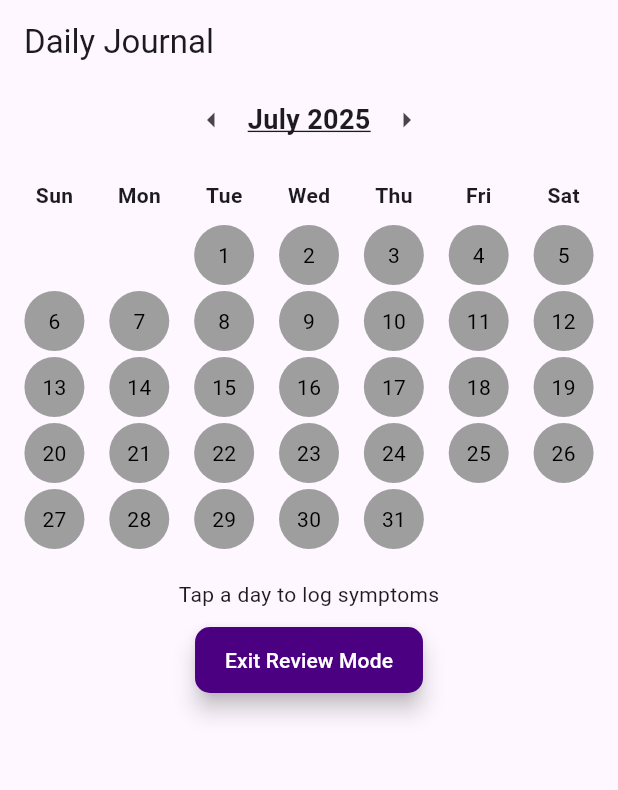
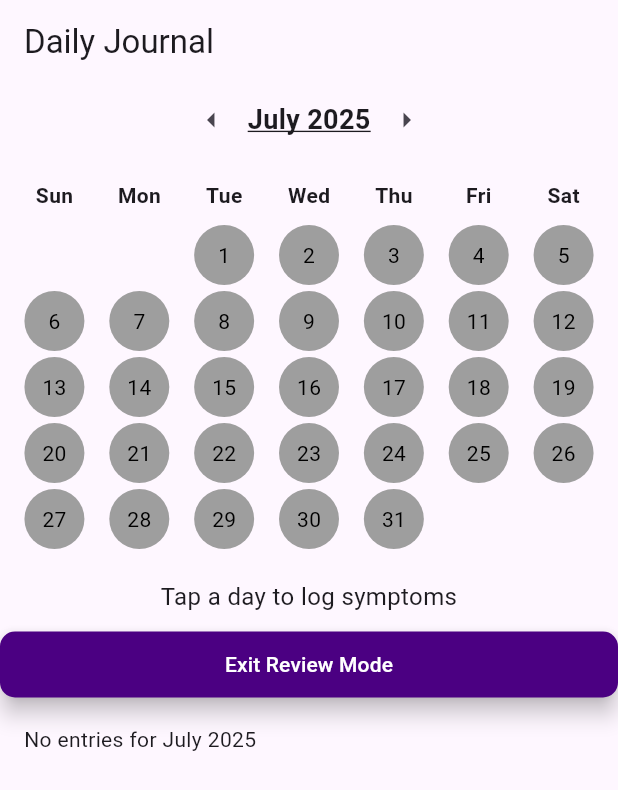
Before and after one commit to MrChido/MCTA, a Flutter app: the screen it shows after launch, after a tap on the "arrow left" icon, after a tap on the "arrow right" icon, after a tap on "Review Entries", on a phone screen of 412 x 824 dp. Shown: the top 790 px of the screen. Run offline on Flutter 3.47's test engine with Material 3 defaults, Android fonts, the phone set to English and light mode, and no system bars; our stand-ins replace sqflite, sqflite_common_ffi; accounts and stored records are empty.

Commit message:
Added weight, presented review cards for the database entries with concessions

```diff
--- a/lib/Widgs/data_review.dart
+++ b/lib/Widgs/data_review.dart
@@ -1,4 +1,3 @@
-import 'package:flutter/cupertino.dart';
 import 'package:melzers_symptom_tracker/services/database_helper.dart';
 
 int monthNameToNumber(String monthName) {
--- /dev/null
+++ b/lib/main.dart
@@ -0,0 +1,314 @@
+import 'package:flutter/material.dart';
+import 'services/database_helper.dart';
+import 'package:sqflite_common_ffi/sqflite_ffi.dart';
+import 'entry_screen.dart';
+import 'package:intl/intl.dart';
+import 'Utilities/date_util.dart';
+//While color_util.dart doesnt affect this file directly, it is piggybacking off of
+//the one below affecting this file.
+import 'Widgs/calendar_widg.dart';
+//This allows main.dart to access information found in the data_review document to
+//display the pertnent information in the correct spot
+import 'dart:convert';
+
+void main() {
+  databaseFactory = databaseFactoryFfi;
+  runApp((SymptomTrackerApp()));
+}
+
+typedef DayTapCallback = void Function(int day);
+
+class SymptomTrackerApp extends StatelessWidget {
+  @override
+  Widget build(BuildContext context) {
+    return MaterialApp(
+      title: 'Symptom Tracker',
+      theme: ThemeData(primarySwatch: Colors.teal),
+      home: CalendarScreen(),
+    );
+  }
+}
+
+class CalendarScreen extends StatefulWidget {
+  @override
+  State<CalendarScreen> createState() => _CalendarScreenState();
+}
+
+//ensuring any jason markers do not get displayed
+List<dynamic> safeDecodeList(String? source) {
+  if (source == null || source.trim().isEmpty) return [];
+  try {
+    final decoded = jsonDecode(source);
+    return decoded is List ? decoded : [];
+  } catch (e) {
+    return [];
+  }
+}
+
+String removeBacksLashes(String? raw) {
+  if (raw == null || raw.trim().isEmpty) return 'N/A';
+
+  return raw.replaceAll('\\', '').trim();
+}
+
+class _CalendarScreenState extends State<CalendarScreen> {
+  DateTime currentMonth = DateTime.now(); //asking the device the year and month
+  Map<int, int> entriesPerDay = {};
+  bool isReviewMode = false;
+  List<int> reviewedDays = [];
+
+  @override
+  void initState() {
+    super.initState();
+    loadEntries();
+    loadReviewedDays();
+    _syncToCurrentMonthIfNeeded();
+  }
+
+  //setting up automatic advance of the calendar.
+  void _syncToCurrentMonthIfNeeded() {
+    final now = DateUtilHelper.getCurrentMonth();
+    if (!DateUtilHelper.isSameMonth(currentMonth, now)) {
+      setState(() {
+        currentMonth = DateTime(now.year, now.month);
+        entriesPerDay.clear();
+        loadEntries();
+        if (isReviewMode) loadReviewedDays();
+      });
+    }
+  }
+
+  void loadReviewedDays() async {
+    final dbHelper = DatabaseHelper();
+    final int selectedYear = currentMonth.year;
+    final int selectedMonth = currentMonth.month;
+
+    final entryDays =
+        await dbHelper.getDaysWithEntries(selectedYear, selectedMonth);
+    setState(() {
+      reviewedDays = entryDays;
+    });
+  }
+
+  void loadEntries() async {
+    final dbHelper = DatabaseHelper();
+    final db = await dbHelper.database;
+
+    final String yearStr = currentMonth.year.toString();
+    final String monthStr = currentMonth.month.toString().padLeft(2, '0');
+
+    final result = await db.rawQuery(
+      '''SELECT timestamp FROM entries WHERE strftime('%Y', timestamp) = ? AND strftime('%m', timestamp) = ?''',
+      [yearStr, monthStr],
+    );
+
+    final Map<int, int> tempMap = {};
+    for (final row in result) {
+      final ts = DateTime.parse(
+          row['timestamp'] as String); //defining the 'timestamp' as a string
+      final day = ts.day;
+      tempMap[day] = (tempMap[day] ?? 0) + 1;
+    }
+    setState(() {
+      entriesPerDay = tempMap;
+    });
+  }
+
+  Future<void> _onDayTapped(int day) async {
+    final didAddEntry = await Navigator.push<bool>(
+      context,
+      MaterialPageRoute(
+        builder: (_) => EntryScreen(
+          day: day,
+          updateEntryCount: (d) => _onDayTapped(d),
+        ),
+      ),
+    );
+    if (didAddEntry == true) {
+      setState(() {
+        entriesPerDay[day] = (entriesPerDay[day] ?? 0) + 1;
+      });
+    }
+  }
+
+  @override // this is what the user opens up to
+  Widget build(BuildContext context) {
+    return Scaffold(
+        appBar: AppBar(title: Text('Daily Journal')),
+        body: SingleChildScrollView(
+          child: Column(
+            crossAxisAlignment: CrossAxisAlignment.stretch,
+            children: [
+              Row(
+                mainAxisAlignment: MainAxisAlignment.center,
+                children: [
+                  IconButton(
+                      icon: Icon(Icons.arrow_left),
+                      onPressed: () async {
+                        setState(() {
+                          currentMonth = DateTime(
+                              currentMonth.year, currentMonth.month - 1);
+                          entriesPerDay.clear();
+                          reviewedDays.clear();
+                          isReviewMode = false;
+                        });
+                        loadEntries();
+
+                        if (isReviewMode) {
+                          loadReviewedDays();
+                        }
+                      }),
+                  //changed the Month and Year declaration to a clickable, this way the user can jump between months and years
+                  //at a greater distance than one month at a time.
+                  GestureDetector(
+                    onTap: () async {
+                      final picked = await showDatePicker(
+                        context: context,
+                        initialDate: currentMonth,
+                        firstDate: DateTime(2000),
+                        lastDate: DateTime.now().add(Duration(days: 365 * 5)),
+                        initialDatePickerMode: DatePickerMode.year,
+                      );
+
+                      if (picked != null) {
+                        setState(() {
+                          currentMonth = DateTime(picked.year, picked.month);
+                          entriesPerDay.clear();
+                          reviewedDays.clear();
+                          isReviewMode = false;
+                        });
+                        loadEntries();
+                      }
+                    },
+                    child: Text(
+                      DateFormat.yMMMM().format(currentMonth),
+                      style: TextStyle(
+                        fontSize: 18,
+                        fontWeight: FontWeight.bold,
+                        decoration: TextDecoration.underline,
+                      ),
+                    ),
+                  ),
+                  IconButton(
+                    icon: Icon(Icons.arrow_right),
+                    onPressed: () async {
+                      setState(() {
+                        currentMonth =
+                            DateTime(currentMonth.year, currentMonth.month + 1);
+                        entriesPerDay.clear();
+                        reviewedDays.clear();
+                        isReviewMode = false;
+                        loadEntries();
+                      });
+                    },
+                  ),
+                ],
+              ),
+              SizedBox(height: 8),
+              CalendarWidget(
+                currentMonth: currentMonth,
+                firstWeekday:
+                    DateTime(currentMonth.year, currentMonth.month, 1).weekday,
+                daysInMonth:
+                    DateTime(currentMonth.year, currentMonth.month + 1, 0).day,
+                entriesPerDay: entriesPerDay,
+                reviewedDays: reviewedDays,
+                isReviewMode: isReviewMode,
+                onDayTapped: _onDayTapped,
+              ),
+              Padding(
+                padding: EdgeInsets.symmetric(vertical: 10),
+                child: Text(
+                  'Tap a day to log symptoms',
+                  textAlign: TextAlign.center,
+                  style: TextStyle(fontSize: 16),
+                ),
+              ),
+              ElevatedButton(
+                onPressed: () {
+                  setState(() {
+                    isReviewMode = !isReviewMode;
+                    if (isReviewMode) {
+                      loadReviewedDays();
+                    } else {
+                      reviewedDays.clear();
+                    }
+                  });
+                },
+                style: ElevatedButton.styleFrom(
+                  backgroundColor:
+                      isReviewMode ? Color(0xFF4B0082) : Colors.grey[300],
+                  foregroundColor: isReviewMode ? Colors.white : Colors.black,
+                  elevation: isReviewMode ? 6 : 2,
+                  padding: EdgeInsets.symmetric(horizontal: 20, vertical: 12),
+                  shape: RoundedRectangleBorder(
+                    borderRadius: BorderRadiusGeometry.circular(10),
+                  ),
+                ),
+                child:
+                    Text(isReviewMode ? "Exit Review Mode" : "Review Entries"),
+              ),
+              if (isReviewMode)
+                FutureBuilder<List<Map<String, dynamic>>>(
+                  future: DatabaseHelper().getAllEntriesForMonth(currentMonth),
+                  builder: (context, snapshot) {
+                    if (snapshot.connectionState == ConnectionState.waiting) {
+                      return Padding(
+                        padding: EdgeInsets.all(16),
+                        child: CircularProgressIndicator(),
+                      );
+                    } else if (snapshot.hasError) {
+                      return Text("Error loading entries: ${snapshot.error}");
+                    } else if (!snapshot.hasData || snapshot.data!.isEmpty) {
+                      return Padding(
+                        padding: EdgeInsets.all(16),
+                        child: Text(
+                            "No entries for ${DateFormat.yMMMM().format(currentMonth)}"),
+                      );
+                    }
+
+                    final entries = snapshot.data!;
+                    return ListView.builder(
+                      shrinkWrap: true,
+                      physics: NeverScrollableScrollPhysics(),
+                      itemCount: entries.length,
+                      itemBuilder: (context, index) {
+                        final entry = entries[index];
+                        final weight =
+                            (entry['weight'] as num?)?.toStringAsFixed(1) ??
+                                'N/A';
+                        final timestamp = (entry['timestamp'] as String?) ?? '';
+                        final day = entry['day'] ?? '?';
+
+                        //the folowing changes the look of the JSON data to look mmore pleasing
+                        final actList =
+                            removeBacksLashes(entry['activities'] as String?);
+                        final conList =
+                            removeBacksLashes(entry['mnm'] as String?);
+                        final fnsList =
+                            removeBacksLashes(entry['symptoms'] as String?);
+
+                        return Card(
+                          margin:
+                              EdgeInsets.symmetric(horizontal: 16, vertical: 8),
+                          child: ListTile(
+                            title:
+                                Text("Day $day • ${timestamp.split('T')[0]}"),
+                            subtitle: Text(
+                              "Fatuige: ${entry['fatigue']} • Severity: ${entry['severity']}\n"
+                              "Weight: $weight lbs • Water Intake: ${entry['water'] ?? 'N/A'} oz\n"
+                              "Consumptions: $conList\n"
+                              "Activities: $actList\n"
+                              "Feelings and Symptoms: $fnsList",
+                            ),
+                          ),
+                        );
+                      },
+                    );
+                  },
+                ),
+            ],
+          ),
+        ));
+  }
+}
--- a/lib/main_Screen.dart
+++ /dev/null
@@ -1,326 +0,0 @@
-import 'package:flutter/material.dart';
-import 'services/database_helper.dart';
-import 'package:sqflite_common_ffi/sqflite_ffi.dart';
-import 'entry_screen.dart';
-import 'package:intl/intl.dart';
-import 'Utilities/date_util.dart';
-//While color_util.dart doesnt affect this file directly, it is piggybacking off of
-//the one below affecting this file.
-import 'Widgs/calendar_widg.dart';
-//This allows main.dart to access information found in the data_review document to
-//display the pertnent information in the correct spot
-
-void main() {
-  databaseFactory = databaseFactoryFfi;
-  runApp((SymptomTrackerApp()));
-}
-
-typedef DayTapCallback = void Function(int day);
-
-class SymptomTrackerApp extends StatelessWidget {
-  @override
-  Widget build(BuildContext context) {
-    return MaterialApp(
-      title: 'Symptom Tracker',
-      theme: ThemeData(primarySwatch: Colors.teal),
-      home: CalendarScreen(),
-    );
-  }
-}
-
-class CalendarScreen extends StatefulWidget {
-  @override
-  State<CalendarScreen> createState() => _CalendarScreenState();
-}
-
-class _CalendarScreenState extends State<CalendarScreen> {
-  DateTime currentMonth = DateTime.now(); //asking the device the year and month
-  Map<int, int> entriesPerDay = {};
-  bool isReviewMode = false;
-  List<int> reviewedDays = [];
-
-  @override
-  void initState() {
-    super.initState();
-    loadEntries();
-    loadReviewedDays();
-    _syncToCurrentMonthIfNeeded();
-  }
-
-  //setting up automatic advance of the calendar.
-  void _syncToCurrentMonthIfNeeded() {
-    final now = DateUtilHelper.getCurrentMonth();
-    if (!DateUtilHelper.isSameMonth(currentMonth, now)) {
-      setState(() {
-        currentMonth = DateTime(now.year, now.month);
-        entriesPerDay.clear();
-        loadEntries();
-        if (isReviewMode) loadReviewedDays();
-      });
-    }
-  }
-
-  void loadReviewedDays() async {
-    final dbHelper = DatabaseHelper();
-    final int selectedYear = currentMonth.year;
-    final int selectedMonth = currentMonth.month;
-
-    final entryDays =
-        await dbHelper.getDaysWithEntries(selectedYear, selectedMonth);
-    setState(() {
-      reviewedDays = entryDays;
-    });
-  }
-
-  void loadEntries() async {
-    final dbHelper = DatabaseHelper();
-    final db = await dbHelper.database;
-
-    final String yearStr = currentMonth.year.toString();
-    final String monthStr = currentMonth.month.toString().padLeft(2, '0');
-
-    final result = await db.rawQuery(
-      '''SELECT timestamp FROM entries WHERE strftime('%Y', timestamp) = ? AND strftime('%m', timestamp) = ?''',
-      [yearStr, monthStr],
-    );
-
-    final Map<int, int> tempMap = {};
-    for (final row in result) {
-      final ts = DateTime.parse(
-          row['timestamp'] as String); //defining the 'timestamp' as a string
-      final day = ts.day;
-      tempMap[day] = (tempMap[day] ?? 0) + 1;
-    }
-    setState(() {
-      entriesPerDay = tempMap;
-    });
-  }
-
-  Future<void> _onDayTapped(int day) async {
-    final didAddEntry = await Navigator.push<bool>(
-      context,
-      MaterialPageRoute(
-        builder: (_) => EntryScreen(
-          day: day,
-          updateEntryCount: (d) => _onDayTapped(d),
-        ),
-      ),
-    );
-    if (didAddEntry == true) {
-      setState(() {
-        entriesPerDay[day] = (entriesPerDay[day] ?? 0) + 1;
-      });
-    }
-  }
-
-  @override // this is what the user opens up to
-  Widget build(BuildContext context) {
-    return Scaffold(
-      appBar: AppBar(title: Text('Daily Journal')),
-      body: Column(
-        children: [
-          Row(
-            mainAxisAlignment: MainAxisAlignment.center,
-            children: [
-              IconButton(
-                  icon: Icon(Icons.arrow_left),
-                  onPressed: () async {
-                    setState(() {
-                      currentMonth =
-                          DateTime(currentMonth.year, currentMonth.month - 1);
-                      entriesPerDay.clear();
-                      reviewedDays.clear();
-                      isReviewMode = false;
-                    });
-                    loadEntries();
-
-                    if (isReviewMode) {
-                      loadReviewedDays();
-                    }
-                  }),
-              //changed the Month and Year declaration to a clickable, this way the user can jump between months and years
-              //at a greater distance than one month at a time.
-              GestureDetector(
-                onTap: () async {
-                  final picked = await showDatePicker(
-                    context: context,
-                    initialDate: currentMonth,
-                    firstDate: DateTime(2000),
-                    lastDate: DateTime.now().add(Duration(days: 365 * 5)),
-                    initialDatePickerMode: DatePickerMode.year,
-                  );
-
-                  if (picked != null) {
-                    setState(() {
-                      currentMonth = DateTime(picked.year, picked.month);
-                      entriesPerDay.clear();
-                      reviewedDays.clear();
-                      isReviewMode = false;
-                    });
-                    loadEntries();
-                  }
-                },
-                child: Text(
-                  DateFormat.yMMMM().format(currentMonth),
-                  style: TextStyle(
-                    fontSize: 18,
-                    fontWeight: FontWeight.bold,
-                    decoration: TextDecoration.underline,
-                  ),
-                ),
-              ),
-              IconButton(
-                icon: Icon(Icons.arrow_right),
-                onPressed: () async {
-                  setState(() {
-                    currentMonth =
-                        DateTime(currentMonth.year, currentMonth.month + 1);
-                    entriesPerDay.clear();
-                    reviewedDays.clear();
-                    isReviewMode = false;
-                    loadEntries();
-                  });
-                },
-              ),
-            ],
-          ),
-          SizedBox(height: 8),
-          CalendarWidget(
-            currentMonth: currentMonth,
-            firstWeekday:
-                DateTime(currentMonth.year, currentMonth.month, 1).weekday,
-            daysInMonth:
-                DateTime(currentMonth.year, currentMonth.month + 1, 0).day,
-            entriesPerDay: entriesPerDay,
-            reviewedDays: reviewedDays,
-            isReviewMode: isReviewMode,
-            onDayTapped: _onDayTapped,
-          ),
-          Padding(
-            padding: EdgeInsets.symmetric(vertical: 10),
-            child: Text('Tap a day to log symptoms'),
-          ),
-          ElevatedButton(
-            onPressed: () {
-              setState(() {
-                isReviewMode = !isReviewMode;
-                if (isReviewMode) {
-                  loadReviewedDays();
-                } else {
-                  reviewedDays.clear();
-                }
-              });
-            },
-            style: ElevatedButton.styleFrom(
-              backgroundColor:
-                  isReviewMode ? Color(0xFF4B0082) : Colors.grey[300],
-              foregroundColor: isReviewMode ? Colors.white : Colors.black,
-              elevation: isReviewMode ? 6 : 2,
-              padding: EdgeInsets.symmetric(horizontal: 20, vertical: 12),
-              shape: RoundedRectangleBorder(
-                borderRadius: BorderRadiusGeometry.circular(10),
-              ),
-            ),
-            child: Text(isReviewMode ? "Exit Review Mode" : "Review Entries"),
-          ),
-        ],
-      ),
-    );
-  }
-}
-
-// class CalendarWidget extends StatelessWidget {
-//   final DateTime currentMonth;
-//   final int firstWeekday; // 1=Mon … 7=Sun
-//   final int daysInMonth;
-//   final Map<int, int> entriesPerDay;
-//   final List<int> reviewedDays;
-//   final bool isReviewMode;
-//   final ValueChanged<int> onDayTapped;
-
-//   const CalendarWidget({
-//     super.key,
-//     required this.currentMonth,
-//     required this.firstWeekday,
-//     required this.daysInMonth,
-//     required this.entriesPerDay,
-//     required this.reviewedDays,
-//     required this.isReviewMode,
-//     required this.onDayTapped,
-//   });
-
-//   @override
-//   Widget build(BuildContext context) {
-//     // How many table rows we need
-//     final rowCount = ((daysInMonth + (firstWeekday - 1)) / 7).ceil();
-//     //sunday first labels:
-//     final labels = ['Sun', 'Mon', 'Tue', 'Wed', 'Thu', 'Fri', 'Sat'];
-//     final offset = firstWeekday % 7;
-//     return Padding(
-//       padding: const EdgeInsets.all(8.0),
-//       child: Column(
-//         children: [
-//           // Weekday headers
-//           Row(
-//             children: labels
-//                 .map((d) => Expanded(
-//                     child: Center(
-//                         child: Text(d,
-//                             style: TextStyle(fontWeight: FontWeight.bold)))))
-//                 .toList(),
-//           ),
-//           SizedBox(height: 8),
-//           // Calendar grid
-//           Table(
-//             children: List.generate(rowCount, (weekIdx) {
-//               return TableRow(
-//                 children: List.generate(7, (wdayIdx) {
-//                   // slotIndex 0 maps to Mon slot if firstWeekday==1
-//                   final slot = weekIdx * 7 + wdayIdx;
-//                   final day = slot - offset + 1;
-
-//                   // blank cell if outside 1…daysInMonth
-//                   if (day < 1 || day > daysInMonth) {
-//                     return SizedBox(height: 40);
-//                   }
-
-//                   // determine background & text colors
-//                   final entryCount = entriesPerDay[day] ?? 0;
-//                   final bgColor =
-//                       getColor(entryCount, day, isReviewMode, reviewedDays);
-//                   final textColor = (isReviewMode && reviewedDays.contains(day))
-//                       ? Colors.white
-//                       : Colors.black;
-
-//                   return GestureDetector(
-//                     onTap: () => onDayTapped(day),
-//                     child: Container(
-//                       height: 40,
-//                       margin: EdgeInsets.all(2),
-//                       decoration: BoxDecoration(
-//                         color: bgColor,
-//                         shape: BoxShape.circle,
-//                       ),
-//                       child: Center(
-//                         //This is the controll for the day being at its most extreme point
-//                         child: entryCount >= 10
-//                             ? Icon(Icons.whatshot,
-//                                 color: Colors.yellow,
-//                                 size: getFlameSize(entryCount))
-//                             : Text(
-//                                 '$day',
-//                                 style:
-//                                     TextStyle(color: textColor, fontSize: 14),
-//                               ),
-//                       ),
-//                     ),
-//                   );
-//                 }),
-//               );
-//             }),
-//           ),
-//         ],
-//       ),
-//     );
-//   }
-//}
--- a/lib/services/database_helper.dart
+++ b/lib/services/database_helper.dart
@@ -50,7 +50,8 @@ class DatabaseHelper {
             wake INTEGER,
             sleep INTEGER,
             water INTEGER,
-            hHealth TEXT
+            hHealth TEXT,
+            weight REAL
           )
         ''');
       },
@@ -75,6 +76,7 @@ class DatabaseHelper {
     int sleep,
     int water,
     String hHealth,
+    double weight,
   ) async {
     final db = await database;
     String mnmInput = mnm.isNotEmpty ? jsonEncode(mnm) : '[]';
@@ -99,6 +101,7 @@ class DatabaseHelper {
         'symptoms': symptomsInput,
         'water': water,
         'hHealth': hHealth,
+        'weight': weight,
       },
     );
     print("Inserted entry: ${await db.query('entries')}"); //verify sugars
@@ -112,6 +115,18 @@ class DatabaseHelper {
         await db.query('entries', where: 'day =?', whereArgs: [day]);
 
     return result.length;
+  }
+
+  Future<List<Map<String, dynamic>>> getAllEntriesForMonth(
+      DateTime month) async {
+    final db = await database;
+    final String yearStr = month.year.toString();
+    final String monthStr = month.month.toString().padLeft(2, '0');
+
+    return await db.rawQuery(
+      '''SELECT * FROM entries WHERE strftime('%Y', timestamp) =? AND strftime('%m',timestamp) = ? ORDER BY timestamp DESC''',
+      [yearStr, monthStr],
+    );
   }
 
   Future<List<Map<String, dynamic>>> getEntriesForDay(int day) async {
```
Also changed, not shown: lib/entry_screen.dart (+14 -2 lines), 2 other files.
